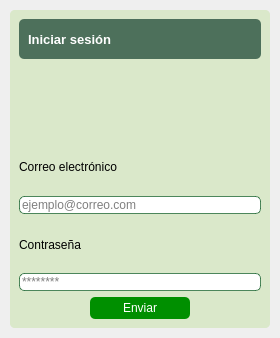
Above: ui_files/login.ui from AdrianDali/DaliPeso before the change. Below: the same form after it.
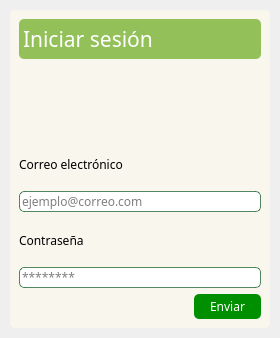
That is the form after the change. Icons and pictures are not drawn.

Commit message: fix/login and logout processes work correctly now

Diff of the .ui file:
```diff
--- a/ui_files/login.ui
+++ b/ui_files/login.ui
@@ -59,7 +59,7 @@
       <item>
        <widget class="QFrame" name="background_frame">
         <property name="styleSheet">
-         <string notr="true">background-color: rgb(218, 232, 202);</string>
+         <string notr="true">background-color: #F9F6EE;</string>
         </property>
         <property name="frameShape">
          <enum>QFrame::Shape::StyledPanel</enum>
@@ -113,7 +113,7 @@
                </size>
               </property>
               <property name="styleSheet">
-               <string notr="true">background-color: #4d705b;</string>
+               <string notr="true">background-color: #93C059;</string>
               </property>
               <property name="frameShape">
                <enum>QFrame::Shape::StyledPanel</enum>
@@ -123,14 +123,27 @@
               </property>
               <layout class="QHBoxLayout" name="horizontalLayout_3">
                <property name="spacing">
+                <number>4</number>
+               </property>
+               <property name="leftMargin">
+                <number>4</number>
+               </property>
+               <property name="topMargin">
+                <number>0</number>
+               </property>
+               <property name="rightMargin">
+                <number>4</number>
+               </property>
+               <property name="bottomMargin">
                 <number>0</number>
                </property>
                <item>
                 <widget class="QLabel" name="title_label">
                  <property name="font">
                   <font>
-                   <pointsize>10</pointsize>
-                   <bold>true</bold>
+                   <family>Rubik</family>
+                   <pointsize>16</pointsize>
+                   <bold>false</bold>
                   </font>
                  </property>
                  <property name="styleSheet">
@@ -141,6 +154,19 @@
                  </property>
                 </widget>
                </item>
+               <item>
+                <spacer name="horizontalSpacer_2">
+                 <property name="orientation">
+                  <enum>Qt::Horizontal</enum>
+                 </property>
+                 <property name="sizeHint" stdset="0">
+                  <size>
+                   <width>40</width>
+                   <height>20</height>
+                  </size>
+                 </property>
+                </spacer>
+               </item>
                <item>
                 <widget class="QFrame" name="buttons_holder_frame">
                  <property name="minimumSize">
@@ -162,6 +188,21 @@
                   <enum>QFrame::Shadow::Raised</enum>
                  </property>
                  <layout class="QHBoxLayout" name="horizontalLayout">
+                  <property name="spacing">
+                   <number>0</number>
+                  </property>
+                  <property name="leftMargin">
+                   <number>0</number>
+                  </property>
+                  <property name="topMargin">
+                   <number>0</number>
+                  </property>
+                  <property name="rightMargin">
+                   <number>0</number>
+                  </property>
+                  <property name="bottomMargin">
+                   <number>0</number>
+                  </property>
                   <item>
                    <widget class="QToolButton" name="restore_button">
                     <property name="text">
@@ -173,8 +214,8 @@
                     </property>
                     <property name="iconSize">
                      <size>
-                      <width>25</width>
-                      <height>25</height>
+                      <width>16</width>
+                      <height>16</height>
                      </size>
                     </property>
                    </widget>
@@ -190,8 +231,8 @@
                     </property>
                     <property name="iconSize">
                      <size>
-                      <width>25</width>
-                      <height>25</height>
+                      <width>16</width>
+                      <height>16</height>
                      </size>
                     </property>
                    </widget>
@@ -207,8 +248,8 @@
                     </property>
                     <property name="iconSize">
                      <size>
-                      <width>25</width>
-                      <height>25</height>
+                      <width>16</width>
+                      <height>16</height>
                      </size>
                     </property>
                    </widget>
@@ -229,8 +270,8 @@
                     </property>
                     <property name="iconSize">
                      <size>
-                      <width>25</width>
-                      <height>25</height>
+                      <width>16</width>
+                      <height>16</height>
                      </size>
                     </property>
                    </widget>
@@ -264,6 +305,11 @@
               </property>
               <item>
                <widget class="QLabel" name="email_label">
+                <property name="font">
+                 <font>
+                  <family>Rubik</family>
+                 </font>
+                </property>
                 <property name="text">
                  <string>Correo electrónico</string>
                 </property>
@@ -283,6 +329,11 @@
                   <height>0</height>
                  </size>
                 </property>
+                <property name="font">
+                 <font>
+                  <family>Rubik</family>
+                 </font>
+                </property>
                 <property name="styleSheet">
                  <string notr="true">background-color: #fff;
 border: 1px solid rgba(5, 84, 29, 176);
@@ -305,6 +356,11 @@
               </property>
               <item>
                <widget class="QLabel" name="password_label">
+                <property name="font">
+                 <font>
+                  <family>Rubik</family>
+                 </font>
+                </property>
                 <property name="text">
                  <string>Contraseña</string>
                 </property>
@@ -318,6 +374,11 @@
                   <height>0</height>
                  </size>
                 </property>
+                <property name="font">
+                 <font>
+                  <family>Rubik</family>
+                 </font>
+                </property>
                 <property name="styleSheet">
                  <string notr="true">background-color: #fff;
 border: 1px solid rgba(5, 84, 29, 176);
@@ -338,6 +399,19 @@
               <property name="sizeConstraint">
                <enum>QLayout::SizeConstraint::SetMinimumSize</enum>
               </property>
+              <item>
+               <spacer name="horizontalSpacer">
+                <property name="orientation">
+                 <enum>Qt::Horizontal</enum>
+                </property>
+                <property name="sizeHint" stdset="0">
+                 <size>
+                  <width>40</width>
+                  <height>20</height>
+                 </size>
+                </property>
+               </spacer>
+              </item>
               <item>
                <widget class="QPushButton" name="send_button">
                 <property name="maximumSize">
@@ -346,6 +420,14 @@
                   <height>16777215</height>
                  </size>
                 </property>
+                <property name="font">
+                 <font>
+                  <family>Rubik</family>
+                 </font>
+                </property>
+                <property name="cursor">
+                 <cursorShape>PointingHandCursor</cursorShape>
+                </property>
                 <property name="layoutDirection">
                  <enum>Qt::LayoutDirection::LeftToRight</enum>
                 </property>
```
Left out of the diff: 61 changed lines with no effect on the pictures. The commit also changes 22 other files.
